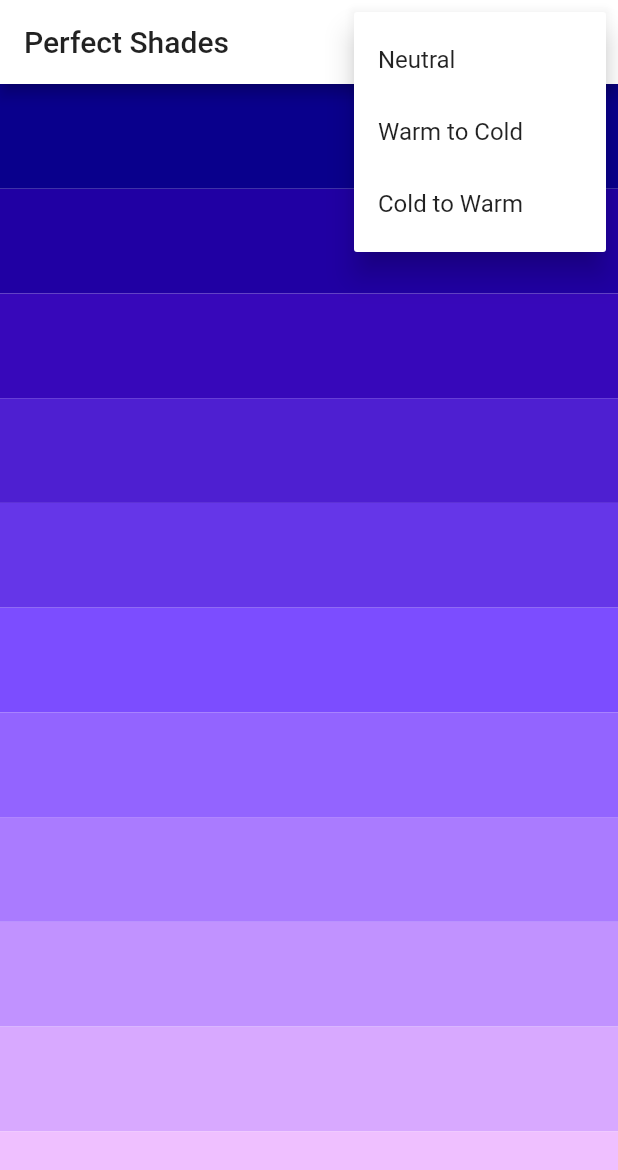
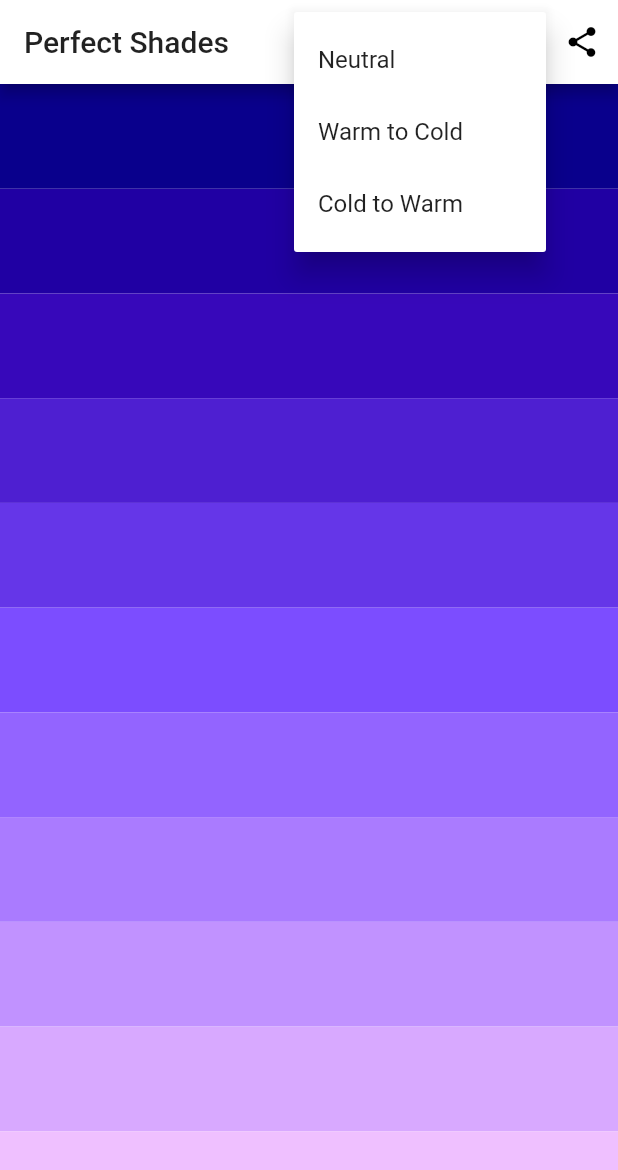
Before and after one commit to JuliaRechkunova/live-shades-app, a Flutter app: the screen it shows after launch, after a tap on the "tune" icon, on a phone screen of 412 x 824 dp. Shown: the top 1170 px of the screen. Run offline on Flutter 3.47's test engine with Material 2 defaults, Android fonts, the phone set to English and light mode, and no system bars; our stand-ins replace flutter_colorpicker, share.

Commit message:
Add sharing

```diff
--- a/lib/main.dart
+++ b/lib/main.dart
@@ -2,6 +2,7 @@ import 'dart:math';
 
 import 'package:flutter/material.dart';
 import 'package:flutter_colorpicker/flutter_colorpicker.dart';
+import 'package:share/share.dart';
 
 void main() => runApp(MyApp());
 
@@ -23,12 +24,36 @@ class ShadesScreen extends StatefulWidget {
   final String title;
 
   @override
-  _ShadesScreenState createState() => _ShadesScreenState();
+  ShadesScreenState createState() => ShadesScreenState();
 }
 
-class _ShadesScreenState extends State<ShadesScreen> {
+class ShadesScreenState extends State<ShadesScreen> {
   Color _baseColor = Colors.deepPurpleAccent;
   Mode _mode = Mode.neutral;
+  int _count = 5;
+
+  List<Color> get _colors {
+    List<Color> colors = [_baseColor];
+    int step = (255 / (2 * _count + 1)).floor();
+
+    List.generate(_count, (int index) => index + 1).forEach((int index) {
+      int value = step * index;
+      Color hColor = Color(_baseColor.value)
+          .withRed(up(_baseColor.red, value, _mode == Mode.coldToWarm))
+          .withGreen(up(_baseColor.green, value, false))
+          .withBlue(up(_baseColor.blue, value, _mode == Mode.warmToCold));
+
+      Color sColor = Color(_baseColor.value)
+          .withRed(down(_baseColor.red, value, _mode == Mode.warmToCold))
+          .withGreen(down(_baseColor.green, value, false))
+          .withBlue(down(_baseColor.blue, value, _mode == Mode.coldToWarm));
+
+      colors.add(hColor);
+      colors.insert(0, sColor);
+    });
+
+    return colors;
+  }
 
   void _modeChanged(Mode mode) {
     setState(() => _mode = mode);
@@ -49,6 +74,12 @@ class _ShadesScreenState extends State<ShadesScreen> {
                       pickerColor: _baseColor, onColorChanged: _colorChanged)));
         });
   }
+
+  int down(int c, int value, bool dominating) =>
+      max((c - value * (dominating ? 0.5 : 1)).round(), 0);
+
+  int up(int c, int value, bool dominating) =>
+      min((c + value * (dominating ? 1.5 : 1)).round(), 255);
 
   @override
   Widget build(BuildContext context) {
@@ -72,52 +103,23 @@ class _ShadesScreenState extends State<ShadesScreen> {
                 ];
               },
               onSelected: _modeChanged,
-            )
+            ),
+            IconButton(
+              icon: Icon(Icons.share),
+              onPressed: () {
+                Share.share(_colors
+                    .map((color) =>
+                        '#${color.value.toRadixString(16).substring(2)}')
+                    .join('\n'));
+              },
+            ),
           ],
         ),
-        body: Shades(baseColor: _baseColor, count: 5, mode: _mode));
+        body: ColorList(colors: _colors));
   }
 }
 
 enum Mode { warmToCold, neutral, coldToWarm }
-
-class Shades extends StatelessWidget {
-  Shades({@required this.baseColor, @required this.count, @required this.mode});
-
-  final Color baseColor;
-  final int count;
-  final Mode mode;
-
-  int down(int c, int value, bool dominating) =>
-      max((c - value * (dominating ? 0.5 : 1)).round(), 0);
-
-  int up(int c, int value, bool dominating) =>
-      min((c + value * (dominating ? 1.5 : 1)).round(), 255);
-
-  @override
-  Widget build(BuildContext context) {
-    List<Color> colors = [baseColor];
-    int step = (255 / (2 * count + 1)).floor();
-
-    List.generate(count, (int index) => index + 1).forEach((int index) {
-      int value = step * index;
-      Color hColor = Color(baseColor.value)
-          .withRed(up(baseColor.red, value, mode == Mode.coldToWarm))
-          .withGreen(up(baseColor.green, value, false))
-          .withBlue(up(baseColor.blue, value, mode == Mode.warmToCold));
-
-      Color sColor = Color(baseColor.value)
-          .withRed(down(baseColor.red, value, mode == Mode.warmToCold))
-          .withGreen(down(baseColor.green, value, false))
-          .withBlue(down(baseColor.blue, value, mode == Mode.coldToWarm));
-
-      colors.add(hColor);
-      colors.insert(0, sColor);
-    });
-
-    return ColorList(colors: colors);
-  }
-}
 
 class ColorList extends StatelessWidget {
   ColorList({@required this.colors});
--- a/pubspec.yaml
+++ b/pubspec.yaml
@@ -24,6 +24,7 @@ dependencies:
   # Use with the CupertinoIcons class for iOS style icons.
   cupertino_icons: ^0.1.2
   flutter_colorpicker: 0.2.2
+  share: 0.6.0+1
 
 dev_dependencies:
   flutter_test:
```
Also changed, not shown: pubspec.lock, 6 other files.
